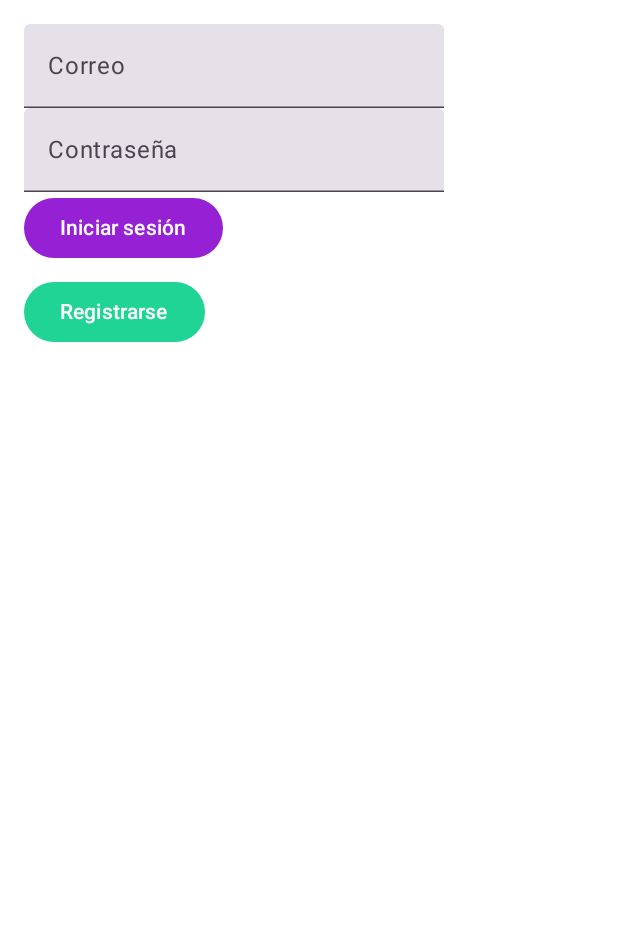
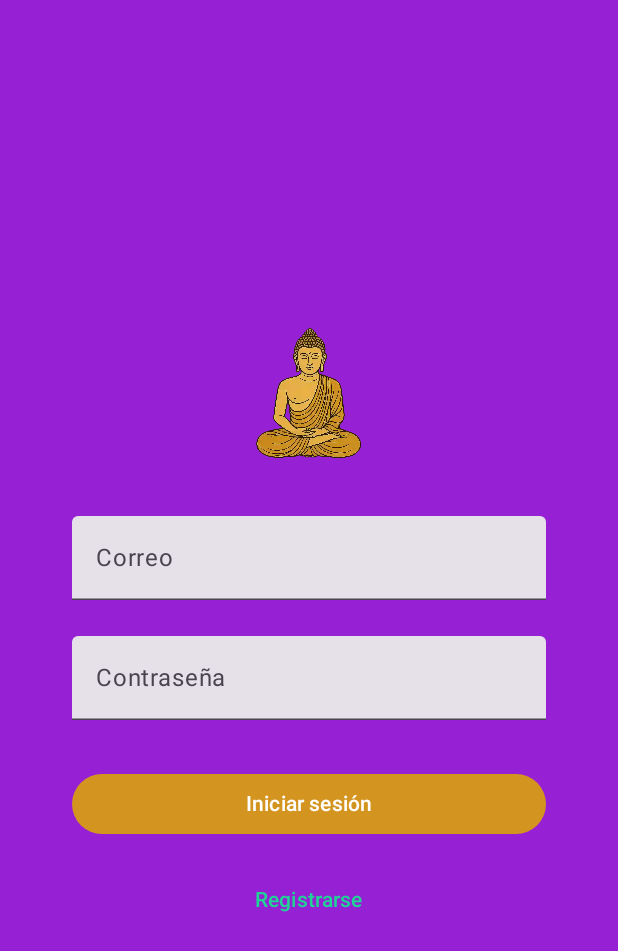
Before and after one commit to CristianDAvella/siddhartha, an Android app built with Jetpack Compose: the screen it shows after launch (MainActivity), on a phone screen of 412 x 824 dp. Shown: the top 951 px of the screen. Run offline under Robolectric (Android 15) with nearby library versions, the phone set to English and light mode, and no system bars.

Commit message:
se acomodaron mejor los elementos y cambiaron los colores.

```diff
--- a/app/src/main/java/com/example/siddhartha/ui/theme/Theme.kt
+++ b/app/src/main/java/com/example/siddhartha/ui/theme/Theme.kt
@@ -10,7 +10,7 @@ fun SiddharthaTheme(content: @Composable () -> Unit) {
         primary = Color(0xFF9520d4),
         secondary = Color(0xFF20d495),
         tertiary = Color(0xFFd49520),
-        background = Color(0xFFFFFFFF),
+        background = Color(0xFF9520d4),
         surface = Color(0xFFFFFFFF),
         onPrimary = Color.White,
         onSecondary = Color.Black,
--- a/app/src/main/java/com/example/siddhartha/view/LoginScreen.kt
+++ b/app/src/main/java/com/example/siddhartha/view/LoginScreen.kt
@@ -1,9 +1,16 @@
 package com.example.siddhartha.view
 
+import androidx.compose.foundation.Image
+import androidx.compose.foundation.background
 import androidx.compose.foundation.layout.*
 import androidx.compose.material3.*
 import androidx.compose.runtime.*
+import androidx.compose.ui.Alignment
 import androidx.compose.ui.Modifier
+import androidx.compose.ui.graphics.Brush
+import androidx.compose.ui.graphics.Color
+import androidx.compose.ui.layout.ContentScale
+import androidx.compose.ui.res.painterResource
 import androidx.compose.ui.res.stringResource
 import androidx.compose.ui.text.input.PasswordVisualTransformation
 import androidx.compose.ui.unit.dp
@@ -15,17 +22,58 @@ fun LoginScreen(viewModel: AuthViewModel) {
     var email by remember { mutableStateOf("") }
     var password by remember { mutableStateOf("") }
 
-    Scaffold { innerPadding ->
-        Column(modifier = Modifier
-            .padding(innerPadding)
-            .padding(16.dp)) {
-            TextField(value = email, onValueChange = { email = it }, label = { Text(stringResource(R.string.email)) })
-            TextField(value = password, onValueChange = { password = it }, label = { Text(stringResource(R.string.password)) }, visualTransformation = PasswordVisualTransformation())
-            Button(onClick = { viewModel.login(email, password) }, colors = ButtonDefaults.buttonColors(containerColor =  MaterialTheme.colorScheme.primary)) {
+    val gradient = Brush.verticalGradient(
+        colors = listOf(
+            MaterialTheme.colorScheme.primary.copy(alpha = 0.9f),
+            MaterialTheme.colorScheme.primary.copy(alpha = 0.7f)
+        )
+    )
+
+    Box(
+        modifier = Modifier
+            .fillMaxSize()
+            .background(brush = gradient),
+        contentAlignment = Alignment.Center
+    ) {
+        Column(
+            modifier = Modifier
+                .fillMaxWidth()
+                .padding(horizontal = 48.dp),
+            horizontalAlignment = Alignment.CenterHorizontally
+        ) {
+            Spacer(modifier = Modifier.height(16.dp))
+            Image(
+                painter = painterResource(id = R.drawable.buddha),
+                contentDescription = "Buddha Icon",
+                contentScale = ContentScale.Fit,
+                modifier = Modifier.size(96.dp)
+            )
+            Spacer(modifier = Modifier.height(32.dp))
+            TextField(
+                value = email,
+                onValueChange = { email = it },
+                label = { Text(stringResource(R.string.email)) },
+                modifier = Modifier.fillMaxWidth()
+            )
+            Spacer(modifier = Modifier.height(24.dp))
+            TextField(
+                value = password,
+                onValueChange = { password = it },
+                label = { Text(stringResource(R.string.password)) },
+                visualTransformation = PasswordVisualTransformation(),
+                modifier = Modifier.fillMaxWidth()
+            )
+            Spacer(modifier = Modifier.height(32.dp))
+            Button(
+                onClick = { viewModel.login(email, password) },
+                colors = ButtonDefaults.buttonColors(containerColor = MaterialTheme.colorScheme.tertiary),
+                modifier = Modifier.fillMaxWidth()
+            ) {
                 Text(text = stringResource(R.string.login))
             }
-            Spacer(modifier = Modifier.height(8.dp))
-            Button(onClick = { viewModel.register(email, password) }, colors = ButtonDefaults.buttonColors(containerColor =  MaterialTheme.colorScheme.secondary)) {
+            Spacer(modifier = Modifier.height(16.dp))
+            TextButton(onClick = { viewModel.register(email, password) },
+                        colors = ButtonDefaults.textButtonColors(contentColor = MaterialTheme.colorScheme.secondary)) {
                 Text(text = stringResource(R.string.register))
             }
         }
--- a/gradle/libs.versions.toml
+++ b/gradle/libs.versions.toml
@@ -1,5 +1,5 @@
 [versions]
-agp = "8.10.0"
+agp = "8.10.1"
 kotlin = "2.0.21"
 coreKtx = "1.16.0"
 junit = "4.13.2"
```
Also changed, not shown: app/src/main/res/drawable/buddha.webp (added).
